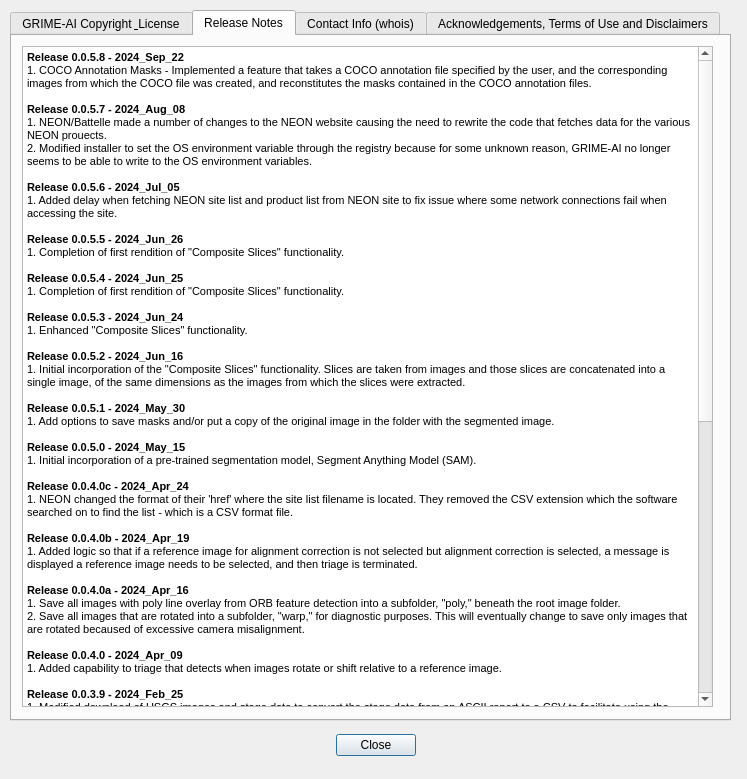
First picture: the form in QDialog_ReleaseNotes.ui, repository JohnStranzl/GRIME-AI, before the edit.
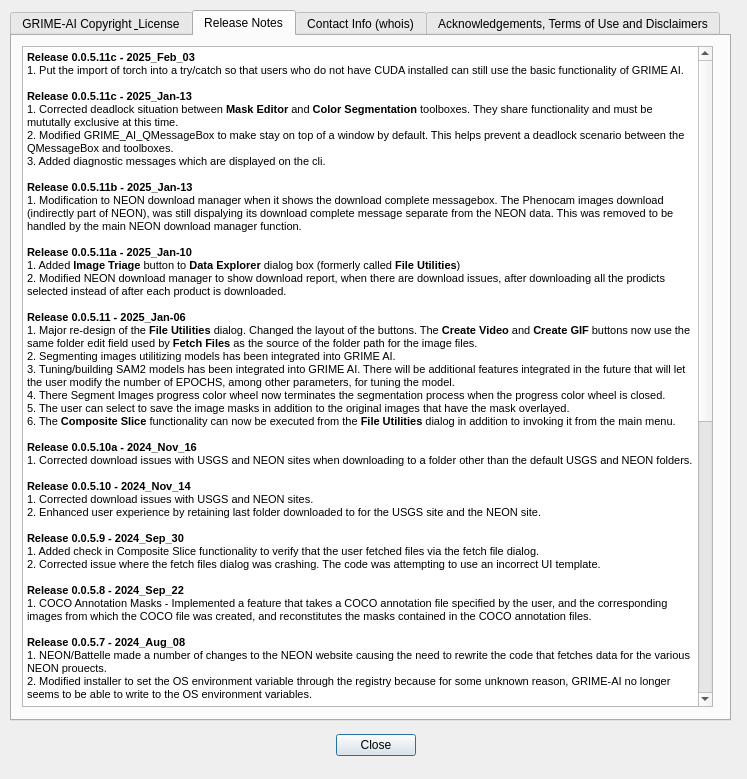
Second picture: the form after the edit.

Commit message: UI Changes (Re-design and enhancements)

```diff
--- a/QDialog_ReleaseNotes.ui
+++ b/QDialog_ReleaseNotes.ui
@@ -92,7 +92,28 @@
 &lt;html&gt;&lt;head&gt;&lt;meta name=&quot;qrichtext&quot; content=&quot;1&quot; /&gt;&lt;style type=&quot;text/css&quot;&gt;
 p, li { white-space: pre-wrap; }
 &lt;/style&gt;&lt;/head&gt;&lt;body style=&quot; font-family:'MS Shell Dlg 2'; font-size:7.8pt; font-weight:400; font-style:normal;&quot;&gt;
-&lt;p style=&quot; margin-top:0px; margin-bottom:0px; margin-left:0px; margin-right:0px; -qt-block-indent:0; text-indent:0px;&quot;&gt;&lt;span style=&quot; font-family:'MS Shell Dlg 2','sans-serif'; font-size:8.25pt; font-weight:600;&quot;&gt;Release 0.0.5.8 - 2024_Sep_22&lt;/span&gt;&lt;/p&gt;
+&lt;p style=&quot; margin-top:0px; margin-bottom:0px; margin-left:0px; margin-right:0px; -qt-block-indent:0; text-indent:0px;&quot;&gt;&lt;span style=&quot; font-family:'MS Shell Dlg 2','sans-serif'; font-size:8.25pt; font-weight:600;&quot;&gt;Release 0.0.5.11c - 2025_Feb_03&lt;/span&gt;&lt;/p&gt;
+&lt;p style=&quot; margin-top:0px; margin-bottom:0px; margin-left:0px; margin-right:0px; -qt-block-indent:0; text-indent:0px;&quot;&gt;&lt;span style=&quot; font-family:'MS Shell Dlg 2','sans-serif'; font-size:8.25pt;&quot;&gt;1. Put the import of torch into a try/catch so that users who do not have CUDA installed can still use the basic functionality of GRIME AI.&lt;/span&gt;&lt;/p&gt;
+&lt;p style=&quot;-qt-paragraph-type:empty; margin-top:0px; margin-bottom:0px; margin-left:0px; margin-right:0px; -qt-block-indent:0; text-indent:0px; font-family:'MS Shell Dlg 2','sans-serif'; font-size:8.25pt; font-weight:600;&quot;&gt;&lt;br /&gt;&lt;/p&gt;
+&lt;p style=&quot; margin-top:0px; margin-bottom:0px; margin-left:0px; margin-right:0px; -qt-block-indent:0; text-indent:0px;&quot;&gt;&lt;span style=&quot; font-family:'MS Shell Dlg 2','sans-serif'; font-size:8.25pt; font-weight:600;&quot;&gt;Release 0.0.5.11c - 2025_Jan-13&lt;/span&gt;&lt;/p&gt;
+&lt;p style=&quot; margin-top:0px; margin-bottom:0px; margin-left:0px; margin-right:0px; -qt-block-indent:0; text-indent:0px;&quot;&gt;&lt;span style=&quot; font-family:'MS Shell Dlg 2','sans-serif'; font-size:8.5pt;&quot;&gt;1. Corrected deadlock situation between &lt;/span&gt;&lt;span style=&quot; font-family:'MS Shell Dlg 2','sans-serif'; font-size:8.5pt; font-weight:600;&quot;&gt;Mask Editor &lt;/span&gt;&lt;span style=&quot; font-family:'MS Shell Dlg 2','sans-serif'; font-size:8.5pt;&quot;&gt;and &lt;/span&gt;&lt;span style=&quot; font-family:'MS Shell Dlg 2','sans-serif'; font-size:8.5pt; font-weight:600;&quot;&gt;Color Segmentation&lt;/span&gt;&lt;span style=&quot; font-family:'MS Shell Dlg 2','sans-serif'; font-size:8.5pt;&quot;&gt; toolboxes. They share functionality and must be mututally exclusive at this time.&lt;br /&gt;2. Modified GRIME_AI_QMessageBox to make stay on top of a window by default. This helps prevent a deadlock scenario between the QMessageBox and toolboxes.&lt;/span&gt;&lt;/p&gt;
+&lt;p style=&quot; margin-top:0px; margin-bottom:0px; margin-left:0px; margin-right:0px; -qt-block-indent:0; text-indent:0px;&quot;&gt;&lt;span style=&quot; font-family:'MS Shell Dlg 2','sans-serif'; font-size:8.5pt;&quot;&gt;3. Added diagnostic messages which are displayed on the cli.&lt;br /&gt;&lt;/span&gt;&lt;/p&gt;
+&lt;p style=&quot; margin-top:0px; margin-bottom:0px; margin-left:0px; margin-right:0px; -qt-block-indent:0; text-indent:0px;&quot;&gt;&lt;span style=&quot; font-family:'MS Shell Dlg 2','sans-serif'; font-size:8.25pt; font-weight:600;&quot;&gt;Release 0.0.5.11b - 2025_Jan-13&lt;/span&gt;&lt;/p&gt;
+&lt;p style=&quot; margin-top:0px; margin-bottom:0px; margin-left:0px; margin-right:0px; -qt-block-indent:0; text-indent:0px;&quot;&gt;&lt;span style=&quot; font-family:'MS Shell Dlg 2','sans-serif'; font-size:8.5pt;&quot;&gt;1. Modification to NEON download manager when it shows the download complete messagebox. The Phenocam images download (indirectly part of NEON), was still dispalying its download complete message separate from the NEON data. This was removed to be handled by the main NEON download manager function.&lt;/span&gt;&lt;/p&gt;
+&lt;p style=&quot;-qt-paragraph-type:empty; margin-top:0px; margin-bottom:0px; margin-left:0px; margin-right:0px; -qt-block-indent:0; text-indent:0px;&quot;&gt;&lt;br /&gt;&lt;/p&gt;
+&lt;p style=&quot; margin-top:0px; margin-bottom:0px; margin-left:0px; margin-right:0px; -qt-block-indent:0; text-indent:0px;&quot;&gt;&lt;span style=&quot; font-family:'MS Shell Dlg 2','sans-serif'; font-size:8.25pt; font-weight:600;&quot;&gt;Release 0.0.5.11a - 2025_Jan-10&lt;/span&gt;&lt;/p&gt;
+&lt;p style=&quot; margin-top:0px; margin-bottom:0px; margin-left:0px; margin-right:0px; -qt-block-indent:0; text-indent:0px;&quot;&gt;&lt;span style=&quot; font-family:'MS Shell Dlg 2','sans-serif'; font-size:8.5pt;&quot;&gt;1. Added &lt;/span&gt;&lt;span style=&quot; font-family:'MS Shell Dlg 2','sans-serif'; font-size:8.5pt; font-weight:600;&quot;&gt;Image Triage &lt;/span&gt;&lt;span style=&quot; font-family:'MS Shell Dlg 2','sans-serif'; font-size:8.5pt;&quot;&gt;button to &lt;/span&gt;&lt;span style=&quot; font-family:'MS Shell Dlg 2','sans-serif'; font-size:8.5pt; font-weight:600;&quot;&gt;Data Explorer &lt;/span&gt;&lt;span style=&quot; font-family:'MS Shell Dlg 2','sans-serif'; font-size:8.5pt;&quot;&gt;dialog box (formerly called &lt;/span&gt;&lt;span style=&quot; font-family:'MS Shell Dlg 2','sans-serif'; font-size:8.5pt; font-weight:600;&quot;&gt;File Utilities&lt;/span&gt;&lt;span style=&quot; font-family:'MS Shell Dlg 2','sans-serif'; font-size:8.5pt;&quot;&gt;)&lt;/span&gt;&lt;/p&gt;
+&lt;p style=&quot; margin-top:0px; margin-bottom:0px; margin-left:0px; margin-right:0px; -qt-block-indent:0; text-indent:0px;&quot;&gt;&lt;span style=&quot; font-family:'MS Shell Dlg 2','sans-serif'; font-size:8.5pt;&quot;&gt;2. Modified NEON download manager to show download report, when there are download issues, after downloading all the prodicts selected instead of after each product is downloaded.&lt;/span&gt;&lt;/p&gt;
+&lt;p style=&quot;-qt-paragraph-type:empty; margin-top:0px; margin-bottom:0px; margin-left:0px; margin-right:0px; -qt-block-indent:0; text-indent:0px; font-family:'MS Shell Dlg 2','sans-serif'; font-size:8.25pt; font-weight:600;&quot;&gt;&lt;br /&gt;&lt;/p&gt;
+&lt;p style=&quot; margin-top:0px; margin-bottom:0px; margin-left:0px; margin-right:0px; -qt-block-indent:0; text-indent:0px;&quot;&gt;&lt;span style=&quot; font-family:'MS Shell Dlg 2','sans-serif'; font-size:8.25pt; font-weight:600;&quot;&gt;Release 0.0.5.11 - 2025_Jan-06&lt;/span&gt;&lt;/p&gt;
+&lt;p style=&quot; margin-top:0px; margin-bottom:0px; margin-left:0px; margin-right:0px; -qt-block-indent:0; text-indent:0px;&quot;&gt;&lt;span style=&quot; font-family:'MS Shell Dlg 2','sans-serif'; font-size:8.5pt;&quot;&gt;1. Major re-design of the &lt;/span&gt;&lt;span style=&quot; font-family:'MS Shell Dlg 2','sans-serif'; font-size:8.5pt; font-weight:600;&quot;&gt;File Utilities&lt;/span&gt;&lt;span style=&quot; font-family:'MS Shell Dlg 2','sans-serif'; font-size:8.5pt;&quot;&gt; dialog. Changed the layout of the buttons. The &lt;/span&gt;&lt;span style=&quot; font-family:'MS Shell Dlg 2','sans-serif'; font-size:8.5pt; font-weight:600;&quot;&gt;Create Video&lt;/span&gt;&lt;span style=&quot; font-family:'MS Shell Dlg 2','sans-serif'; font-size:8.5pt;&quot;&gt; and &lt;/span&gt;&lt;span style=&quot; font-family:'MS Shell Dlg 2','sans-serif'; font-size:8.5pt; font-weight:600;&quot;&gt;Create GIF&lt;/span&gt;&lt;span style=&quot; font-family:'MS Shell Dlg 2','sans-serif'; font-size:8.5pt;&quot;&gt; buttons now use the same folder edit field used by &lt;/span&gt;&lt;span style=&quot; font-family:'MS Shell Dlg 2','sans-serif'; font-size:8.5pt; font-weight:600;&quot;&gt;Fetch Files&lt;/span&gt;&lt;span style=&quot; font-family:'MS Shell Dlg 2','sans-serif'; font-size:8.5pt;&quot;&gt; as the source of the folder path for the image files.&lt;br /&gt;2. Segmenting images utilitizing models has been integrated into GRIME AI.&lt;/span&gt;&lt;/p&gt;
+&lt;p style=&quot; margin-top:0px; margin-bottom:0px; margin-left:0px; margin-right:0px; -qt-block-indent:0; text-indent:0px;&quot;&gt;&lt;span style=&quot; font-family:'MS Shell Dlg 2','sans-serif'; font-size:8.25pt;&quot;&gt;3. Tuning/building SAM2 models has been integrated into GRIME AI. There will be additional features integrated in the future that will let the user modify the number of EPOCHS, among other parameters, for tuning the model.&lt;/span&gt;&lt;/p&gt;
+&lt;p style=&quot; margin-top:0px; margin-bottom:0px; margin-left:0px; margin-right:0px; -qt-block-indent:0; text-indent:0px;&quot;&gt;&lt;span style=&quot; font-family:'MS Shell Dlg 2','sans-serif'; font-size:8.25pt;&quot;&gt;4. There Segment Images progress color wheel now terminates the segmentation process when the progress color wheel is closed.&lt;/span&gt;&lt;/p&gt;
+&lt;p style=&quot; margin-top:0px; margin-bottom:0px; margin-left:0px; margin-right:0px; -qt-block-indent:0; text-indent:0px;&quot;&gt;&lt;span style=&quot; font-family:'MS Shell Dlg 2','sans-serif'; font-size:8.25pt;&quot;&gt;5. The user can select to save the image masks in addition to the original images that have the mask overlayed.&lt;br /&gt;6. The &lt;/span&gt;&lt;span style=&quot; font-family:'MS Shell Dlg 2','sans-serif'; font-size:8.25pt; font-weight:600;&quot;&gt;Composite Slice&lt;/span&gt;&lt;span style=&quot; font-family:'MS Shell Dlg 2','sans-serif'; font-size:8.25pt;&quot;&gt; functionality can now be executed from the &lt;/span&gt;&lt;span style=&quot; font-family:'MS Shell Dlg 2','sans-serif'; font-size:8.25pt; font-weight:600;&quot;&gt;File Utilities&lt;/span&gt;&lt;span style=&quot; font-family:'MS Shell Dlg 2','sans-serif'; font-size:8.25pt;&quot;&gt; dialog in addition to invoking it from the main menu.&lt;/span&gt;&lt;span style=&quot; font-family:'MS Shell Dlg 2','sans-serif'; font-size:8.25pt; font-weight:600;&quot;&gt;&lt;br /&gt;&lt;br /&gt;Release 0.0.5.10a - 2024_Nov_16&lt;/span&gt;&lt;/p&gt;
+&lt;p style=&quot; margin-top:0px; margin-bottom:0px; margin-left:0px; margin-right:0px; -qt-block-indent:0; text-indent:0px;&quot;&gt;&lt;span style=&quot; font-family:'MS Shell Dlg 2','sans-serif'; font-size:8.5pt;&quot;&gt;1. Corrected download issues with USGS and NEON sites when downloading to a folder other than the default USGS and NEON folders.&lt;br /&gt;&lt;br /&gt;&lt;/span&gt;&lt;span style=&quot; font-family:'MS Shell Dlg 2','sans-serif'; font-size:8.25pt; font-weight:600;&quot;&gt;Release 0.0.5.10 - 2024_Nov_14&lt;/span&gt;&lt;/p&gt;
+&lt;p style=&quot; margin-top:0px; margin-bottom:0px; margin-left:0px; margin-right:0px; -qt-block-indent:0; text-indent:0px;&quot;&gt;&lt;span style=&quot; font-family:'MS Shell Dlg 2','sans-serif'; font-size:8.5pt;&quot;&gt;1. Corrected download issues with USGS and NEON sites.&lt;br /&gt;2. Enhanced user experience by retaining last folder downloaded to for the USGS site and the NEON site.&lt;br /&gt;&lt;/span&gt;&lt;/p&gt;
+&lt;p style=&quot; margin-top:0px; margin-bottom:0px; margin-left:0px; margin-right:0px; -qt-block-indent:0; text-indent:0px;&quot;&gt;&lt;span style=&quot; font-family:'MS Shell Dlg 2','sans-serif'; font-size:8.25pt; font-weight:600;&quot;&gt;Release 0.0.5.9 - 2024_Sep_30&lt;/span&gt;&lt;/p&gt;
+&lt;p style=&quot; margin-top:0px; margin-bottom:0px; margin-left:0px; margin-right:0px; -qt-block-indent:0; text-indent:0px;&quot;&gt;&lt;span style=&quot; font-family:'MS Shell Dlg 2','sans-serif'; font-size:8.5pt;&quot;&gt;1. Added check in Composite Slice functionality to verify that the user fetched files via the fetch file dialog.&lt;br /&gt;2. Corrected issue where the fetch files dialog was crashing. The code was attempting to use an incorrect UI template.&lt;br /&gt;&lt;br /&gt;&lt;/span&gt;&lt;span style=&quot; font-family:'MS Shell Dlg 2','sans-serif'; font-size:8.25pt; font-weight:600;&quot;&gt;Release 0.0.5.8 - 2024_Sep_22&lt;/span&gt;&lt;/p&gt;
 &lt;p style=&quot; margin-top:0px; margin-bottom:0px; margin-left:0px; margin-right:0px; -qt-block-indent:0; text-indent:0px;&quot;&gt;&lt;span style=&quot; font-family:'MS Shell Dlg 2','sans-serif'; font-size:8.5pt;&quot;&gt;1. COCO Annotation Masks - Implemented a feature that takes a COCO annotation file specified by the user, and the corresponding images from which the COCO file was created, and reconstitutes the masks contained in the COCO annotation files.&lt;br /&gt;&lt;br /&gt;&lt;/span&gt;&lt;span style=&quot; font-family:'MS Shell Dlg 2','sans-serif'; font-size:8.25pt; font-weight:600;&quot;&gt;Release 0.0.5.7 - 2024_Aug_08&lt;/span&gt;&lt;/p&gt;
 &lt;p style=&quot; margin-top:0px; margin-bottom:0px; margin-left:0px; margin-right:0px; -qt-block-indent:0; text-indent:0px;&quot;&gt;&lt;span style=&quot; font-family:'MS Shell Dlg 2','sans-serif'; font-size:8.5pt;&quot;&gt;1. NEON/Battelle made a number of changes to the NEON website causing the need to rewrite the code that fetches data for the various NEON prouects.&lt;br /&gt;2. Modified installer to set the OS environment variable through the registry because for some unknown reason, GRIME-AI no longer seems to be able to write to the OS environment variables.&lt;/span&gt;&lt;/p&gt;
 &lt;p style=&quot;-qt-paragraph-type:empty; margin-top:0px; margin-bottom:0px; margin-left:0px; margin-right:0px; -qt-block-indent:0; text-indent:0px; font-family:'MS Shell Dlg 2','sans-serif'; font-size:8.5pt;&quot;&gt;&lt;br /&gt;&lt;/p&gt;
```
The commit also changes 5 other files.
